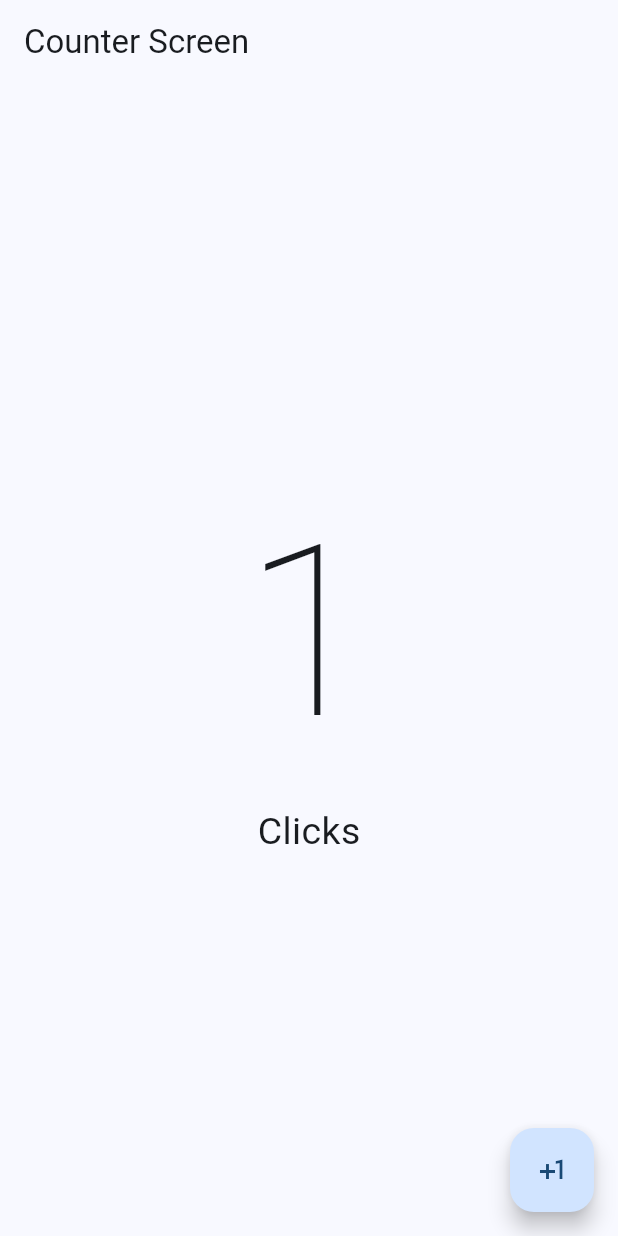
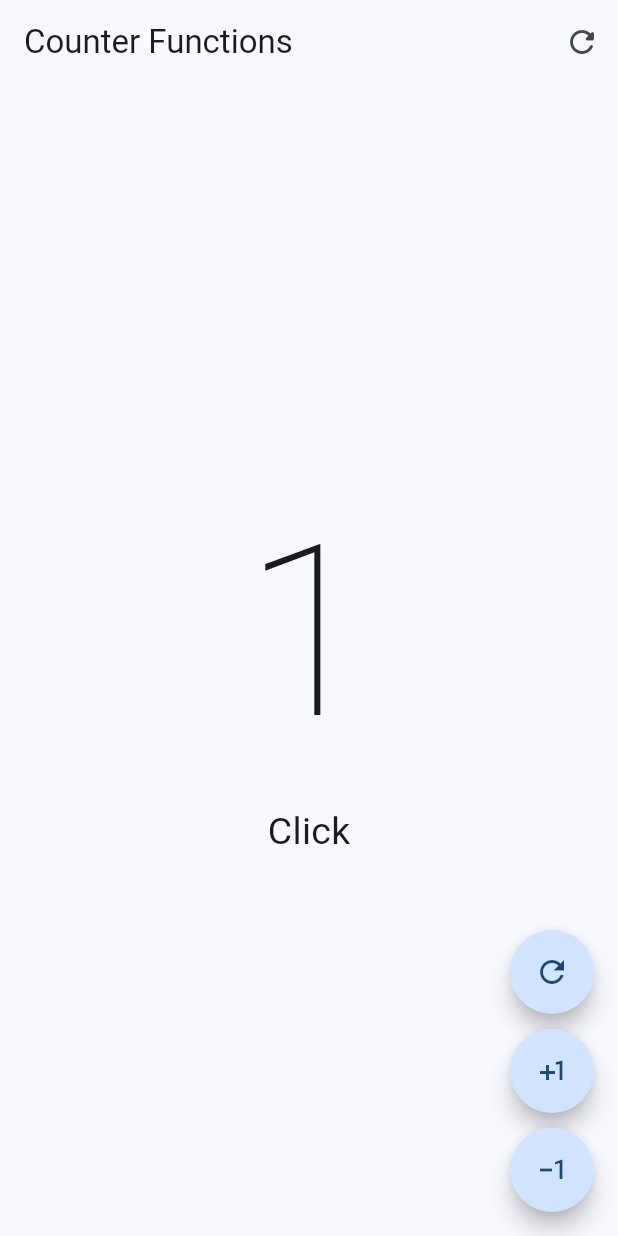
Before and after one commit to KevCristensen/FlutterCounter_Basic, a Flutter app: the screen it shows after launch, after a tap on the "plus one" icon, on a phone screen of 412 x 824 dp. Run offline on Flutter 3.47's test engine with Material 3 defaults, Android fonts, the phone set to English and light mode, and no system bars.

Commit message:
Fucionalidad de botones -1 y refresh

```diff
--- a/lib/main.dart
+++ b/lib/main.dart
@@ -1,4 +1,5 @@
 import 'package:flutter/material.dart';
+import 'package:flutter_application_1/presentation/screens/counter/counter_functions_screen.dart';
 import 'package:flutter_application_1/presentation/screens/counter/counter_screen.dart';
 
 void main() {
@@ -21,7 +22,7 @@ class MyApp extends StatelessWidget{
         colorSchemeSeed: Colors.blue
 
       ),
-      home: const CounterScreen()
+      home: const CounterFunctionsScreen()
     );
   }
 
--- /dev/null
+++ b/lib/presentation/screens/counter/counter_functions_screen.dart
@@ -0,0 +1,76 @@
+import 'package:flutter/material.dart';
+
+class CounterFunctionsScreen extends StatefulWidget {
+  const CounterFunctionsScreen({super.key});
+
+  @override
+  State<CounterFunctionsScreen> createState() => _CounterFunctionsScreenState();
+}
+
+class _CounterFunctionsScreenState extends State<CounterFunctionsScreen> {
+
+  int clickCounter = 0;
+  @override
+  Widget build(BuildContext context) {
+    return Scaffold(
+      appBar: AppBar(
+        title: const Text('Counter Functions'),
+        actions: [
+          IconButton(
+            onPressed: () {
+              setState(() {
+                clickCounter = 0;
+              });
+            },
+            icon: const Icon(Icons.refresh_rounded),
+          ),
+        ],
+      ),
+        body: Center(
+          child: Column(
+            mainAxisAlignment: MainAxisAlignment.center,
+            children: [
+              Text('$clickCounter',
+              style: const TextStyle(fontSize: 160, fontWeight: FontWeight.w100),),
+              Text('Click${ clickCounter == 1 ? '':'s'}',
+              style: const TextStyle(fontSize: 25,),),
+            ],
+          ),
+        ),
+        floatingActionButton: Column(
+          mainAxisAlignment: MainAxisAlignment.end,
+          children: [
+            FloatingActionButton(
+              shape: const StadiumBorder(),
+              onPressed: () {
+                setState(() {
+                  clickCounter = 0;
+                });
+              },
+              child: const Icon(Icons.refresh_outlined),
+            ),
+            const SizedBox(height: 10),
+            FloatingActionButton(
+              shape: const StadiumBorder(),
+              onPressed: () {
+                setState(() {
+                  clickCounter++;
+                });
+              },
+              child: const Icon(Icons.plus_one),
+            ),
+            const SizedBox(height: 10),
+            FloatingActionButton(
+              shape: const StadiumBorder(),
+              onPressed: () {
+                setState(() {
+                  clickCounter--;
+                });
+              },
+              child: const Icon(Icons.exposure_minus_1_outlined),
+            ),
+          ],
+        )
+      );
+  }
+}
--- a/lib/presentation/screens/counter/counter_screen.dart
+++ b/lib/presentation/screens/counter/counter_screen.dart
@@ -22,7 +22,8 @@ class _CounterScreenState extends State<CounterScreen> {
             children: [
               Text('$clickCounter',
               style: const TextStyle(fontSize: 160, fontWeight: FontWeight.w100),),
-              const Text('Clicks', style: TextStyle(fontSize: 25,),),
+              Text('Click${ clickCounter == 1 ? '':'s'}',
+              style: const TextStyle(fontSize: 25,),),
             ],
           ),
         ),
```
